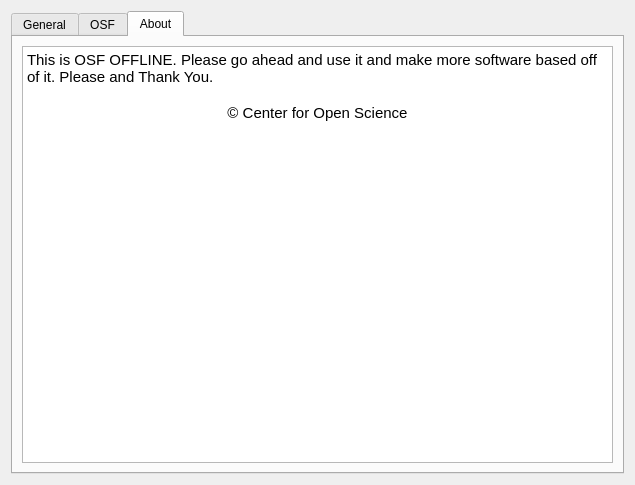
The window that osfoffline/gui/qt/static/preferences.ui (CenterForOpenScience/osf-sync) describes before a commit, drawn with Qt 5.
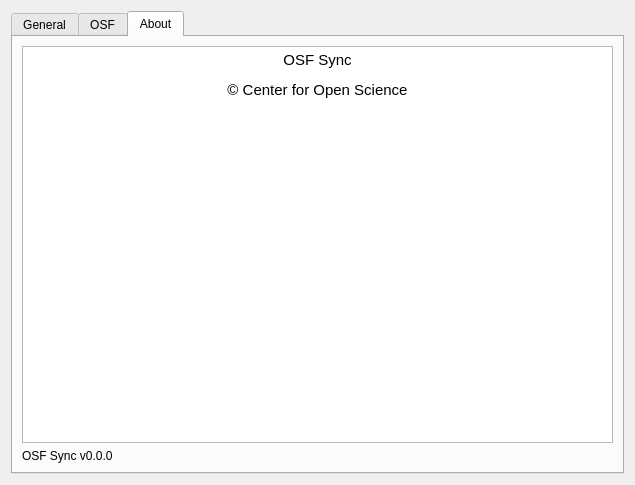
The same window after the commit. The open tabs and pages were chosen to show the change.

Commit message: fix windows tray icon and version display info

```diff
--- a/osfoffline/gui/qt/static/preferences.ui
+++ b/osfoffline/gui/qt/static/preferences.ui
@@ -211,9 +211,15 @@
 &lt;html&gt;&lt;head&gt;&lt;meta name=&quot;qrichtext&quot; content=&quot;1&quot; /&gt;&lt;style type=&quot;text/css&quot;&gt;
 p, li { white-space: pre-wrap; }
 &lt;/style&gt;&lt;/head&gt;&lt;body style=&quot; font-family:'.SF NS Text'; font-size:13pt; font-weight:400; font-style:normal;&quot;&gt;
-&lt;p style=&quot; margin-top:0px; margin-bottom:0px; margin-left:0px; margin-right:0px; -qt-block-indent:0; text-indent:0px;&quot;&gt;&lt;span style=&quot; font-family:'Ubuntu'; font-size:11pt;&quot;&gt;This is OSF OFFLINE. Please go ahead and use it and make more software based off of it. Please and Thank You. &lt;/span&gt;&lt;/p&gt;
-&lt;p style=&quot;-qt-paragraph-type:empty; margin-top:0px; margin-bottom:0px; margin-left:0px; margin-right:0px; -qt-block-indent:0; text-indent:0px; font-family:'Ubuntu'; font-size:11pt;&quot;&gt;&lt;br /&gt;&lt;/p&gt;
-&lt;p align=&quot;center&quot; style=&quot; margin-top:0px; margin-bottom:0px; margin-left:0px; margin-right:0px; -qt-block-indent:0; text-indent:0px;&quot;&gt;&lt;span style=&quot; font-family:'Ubuntu'; font-size:11pt;&quot;&gt;© Center for Open Science&lt;/span&gt;&lt;/p&gt;&lt;/body&gt;&lt;/html&gt;</string>
+&lt;p align=&quot;center&quot; style=&quot; margin-top:12px; margin-bottom:12px; margin-left:0px; margin-right:0px; -qt-block-indent:0; text-indent:0px;&quot;&gt;&lt;span style=&quot; font-family:'Ubuntu'; font-size:11pt;&quot;&gt;OSF Sync&lt;/span&gt;&lt;/p&gt;
+&lt;p align=&quot;center&quot; style=&quot; margin-top:12px; margin-bottom:12px; margin-left:0px; margin-right:0px; -qt-block-indent:0; text-indent:0px;&quot;&gt;&lt;span style=&quot; font-family:'Ubuntu'; font-size:11pt;&quot;&gt;© Center for Open Science&lt;/span&gt;&lt;/p&gt;&lt;/body&gt;&lt;/html&gt;</string>
+           </property>
+          </widget>
+         </item>
+         <item row="1" column="0">
+          <widget class="QLabel" name="labelVersion">
+           <property name="text">
+            <string>OSF Sync v0.0.0</string>
            </property>
           </widget>
          </item>
```
Left out of the diff: 2 changed lines with no effect on the pictures. The commit also changes 5 other files.
